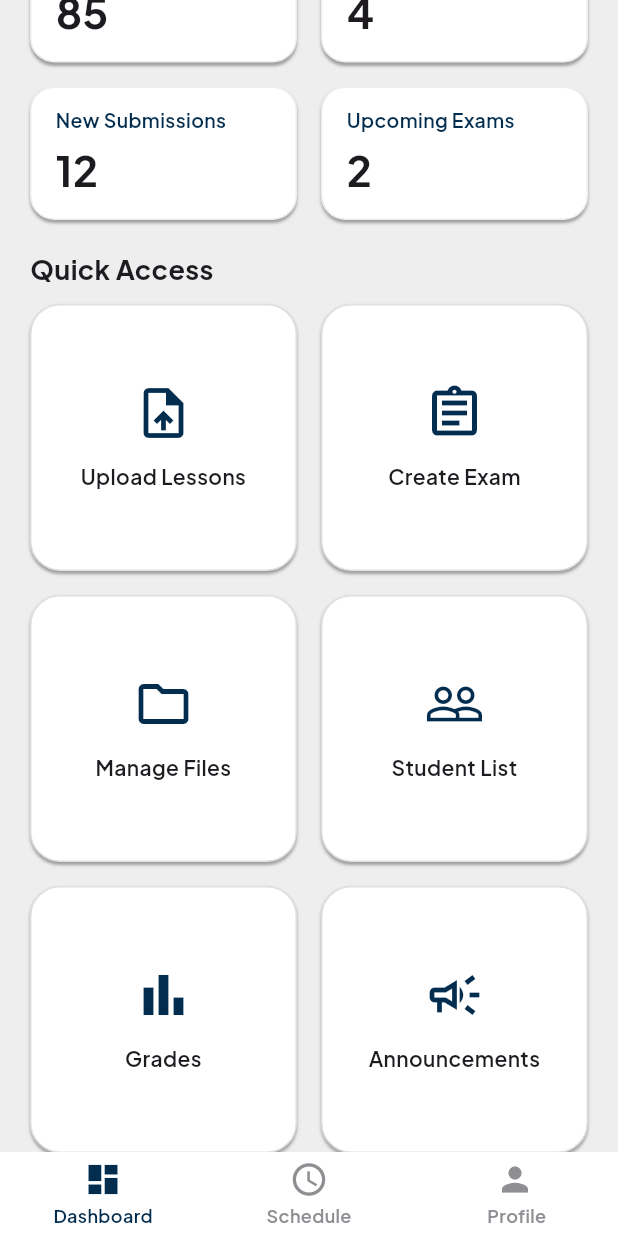
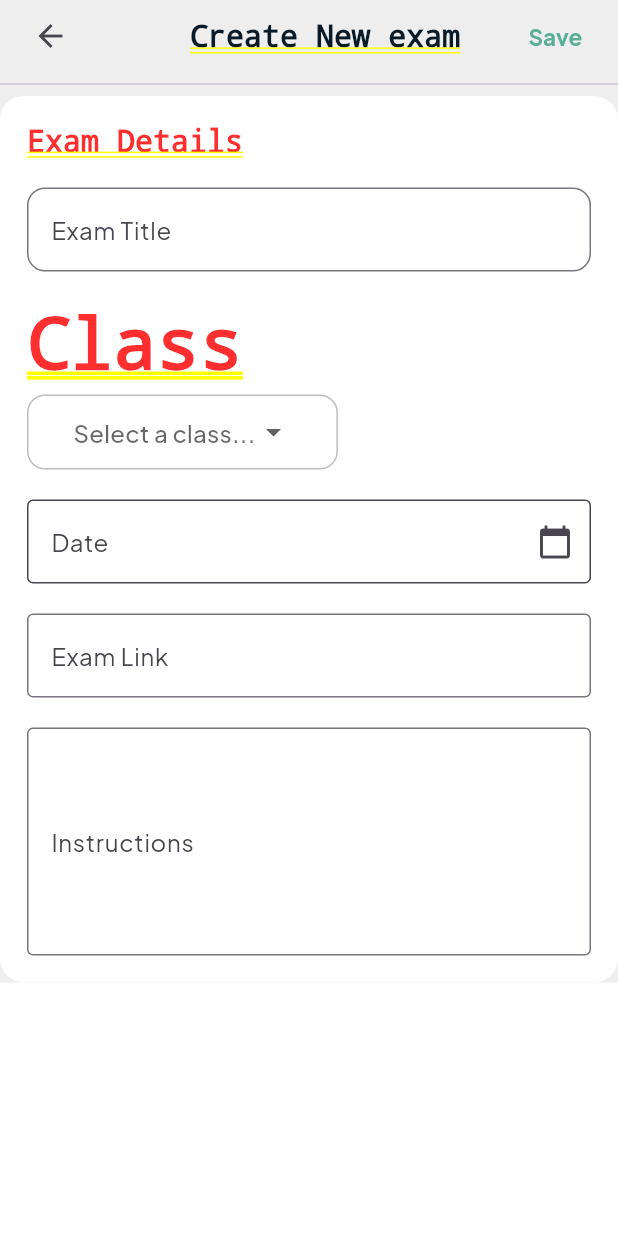
Before and after one commit to Ahmedmo1910/e-learning_dashboard, a Flutter app: the MainScreen screen opened by its route, scrolled down 171 dp, after a tap on "Create Exam", on a phone screen of 412 x 824 dp. Run offline on Flutter 3.47's test engine with Material 3 defaults, Android fonts, the phone set to English and light mode, and no system bars; drawn by our look-alikes of persistent_bottom_nav_bar_v2; our stand-ins replace dio, dots_indicator, flutter_bloc, flutter_svg, gap, get_it and 2 more; accounts and stored records are empty.

Commit message:
create exam screen

```diff
--- /dev/null
+++ b/lib/features/dashboard/presentation/views/create_exams_screen.dart
@@ -0,0 +1,142 @@
+import 'package:flutter/material.dart';
+import 'package:teachers_dashboard/core/utils/app_colors.dart';
+import 'package:teachers_dashboard/features/dashboard/presentation/views/widgets/app_bar_create_exam.dart';
+import 'package:teachers_dashboard/features/dashboard/presentation/views/widgets/class_field.dart';
+import 'package:teachers_dashboard/features/dashboard/presentation/views/widgets/exam_title_field.dart';
+import 'package:teachers_dashboard/features/dashboard/presentation/views/widgets/instructions_field.dart';
+import 'package:teachers_dashboard/features/dashboard/presentation/views/widgets/url_exam_field.dart';
+
+class CreateExamContent extends StatefulWidget {
+  const CreateExamContent({super.key});
+
+  @override
+  State<CreateExamContent> createState() => _CreateExamContentState();
+}
+
+class _CreateExamContentState extends State<CreateExamContent> {
+  // ignore: unused_field
+  final TextEditingController _titleController = TextEditingController();
+  final TextEditingController _durationController = TextEditingController();
+  final TextEditingController _instructionsController = TextEditingController();
+  // ignore: unused_field
+  String? _selectedClass;
+  DateTime? _selectedDate;
+
+  // ignore: unused_field
+  List<String> _classes = ['Class 1', 'Class 2', 'Class 3'];
+
+  Future<void> _pickDate() async {
+    DateTime? picked = await showDatePicker(
+      context: context,
+      initialDate: _selectedDate ?? DateTime.now(),
+      firstDate: DateTime(2000),
+      lastDate: DateTime(2100),
+      builder: (context, child) {
+        return Theme(
+          data: Theme.of(context).copyWith(
+            colorScheme: ColorScheme.light(
+              primary: AppColors.primaryColor, // لون الزر الرئيسي
+              onPrimary: Colors.white, // لون النص على الزر
+              onSurface: AppColors.greyColor, // لون النص في التقويم
+            ),
+          ),
+          child: child!,
+        );
+      },
+    );
+    if (picked != null) {
+      setState(() {
+        _selectedDate = picked;
+      });
+    }
+  }
+
+  @override
+  Widget build(BuildContext context) {
+    return SingleChildScrollView(
+      physics: BouncingScrollPhysics(),
+      child: Container(
+        color: Colors.grey[200],
+        child: SafeArea(
+          child: Column(
+            children: [
+              appBarInCreateExam(),
+
+              Divider(),
+
+              Container(
+                padding: const EdgeInsets.all(18),
+                decoration: BoxDecoration(
+                  color: Colors.white,
+                  borderRadius: BorderRadius.circular(16),
+                ),
+
+                child: Column(
+                  crossAxisAlignment: CrossAxisAlignment.start,
+                  children: [
+                    /// Title inside the content
+                    const Text(
+                      "Exam Details",
+                      style: TextStyle(
+                        fontSize: 20,
+                        fontWeight: FontWeight.bold,
+                      ),
+                    ),
+
+                    const SizedBox(height: 20),
+
+                    ExamTitleField(),
+
+                    const SizedBox(height: 20),
+
+                    const Text("Class"),
+
+                    const SizedBox(height: 6),
+
+                    class_field(),
+
+                    const SizedBox(height: 20),
+
+                    GestureDetector(
+                      onTap: _pickDate,
+                      child: AbsorbPointer(
+                        child: TextField(
+                          decoration: InputDecoration(
+                            labelText: 'Date',
+                            hintText: 'Select date',
+                            border: const OutlineInputBorder(),
+                            suffixIcon: const Icon(Icons.calendar_today),
+                            hintStyle: const TextStyle(
+                              color: AppColors.greyColor,
+                            ),
+                            filled: true,
+                            fillColor: Colors.white,
+                          ),
+                          controller: TextEditingController(
+                            text: _selectedDate != null
+                                ? '${_selectedDate!.month}/${_selectedDate!.day}/${_selectedDate!.year}'
+                                : '',
+                          ),
+                        ),
+                      ),
+                    ),
+
+                    const SizedBox(height: 20),
+
+                    Url_Exam_Field(durationController: _durationController),
+
+                    const SizedBox(height: 20),
+
+                    Instructions_field(
+                      instructionsController: _instructionsController,
+                    ),
+                  ],
+                ),
+              ),
+            ],
+          ),
+        ),
+      ),
+    );
+  }
+}
--- /dev/null
+++ b/lib/features/dashboard/presentation/views/widgets/app_bar_create_exam.dart
@@ -0,0 +1,44 @@
+import 'package:flutter/material.dart';
+import 'package:teachers_dashboard/core/utils/app_colors.dart';
+
+class appBarInCreateExam extends StatelessWidget {
+  const appBarInCreateExam({super.key});
+
+  @override
+  Widget build(BuildContext context) {
+    return Row(
+      mainAxisAlignment: MainAxisAlignment.spaceAround,
+      children: [
+        IconButton(
+          icon: const Icon(Icons.arrow_back),
+          onPressed: () {
+            Navigator.pop(context);
+          },
+        ),
+
+        const SizedBox(width: 30),
+
+        Text(
+          "Create New exam ",
+          style: TextStyle(
+            color: AppColors.darkPrimaryColor,
+            fontWeight: FontWeight.bold,
+            fontSize: 20,
+          ),
+        ),
+
+        TextButton(
+          onPressed: () {},
+          child: const Text(
+            'Save',
+            style: TextStyle(
+              color: AppColors.handleColor,
+              fontWeight: FontWeight.bold,
+              fontSize: 15,
+            ),
+          ),
+        ),
+      ],
+    );
+  }
+}
--- /dev/null
+++ b/lib/features/dashboard/presentation/views/widgets/class_field.dart
@@ -0,0 +1,29 @@
+import 'package:flutter/material.dart';
+
+// ignore: camel_case_types
+class class_field extends StatelessWidget {
+  const class_field({super.key});
+
+  @override
+  Widget build(BuildContext context) {
+    return Container(
+      padding: const EdgeInsets.symmetric(horizontal: 30),
+      decoration: BoxDecoration(
+        border: Border.all(color: Colors.grey.shade400),
+        borderRadius: BorderRadius.circular(12),
+      ),
+      child: DropdownButtonHideUnderline(
+        child: DropdownButton<String>(
+          hint: const Text("Select a class..."),
+          items: const [
+            DropdownMenuItem(value: "A", child: Text("Class A")),
+            DropdownMenuItem(value: "B", child: Text("Class B")),
+            DropdownMenuItem(value: "C", child: Text("Class C")),
+            DropdownMenuItem(value: "D", child: Text("Class D")),
+          ],
+          onChanged: (value) {},
+        ),
+      ),
+    );
+  }
+}
--- /dev/null
+++ b/lib/features/dashboard/presentation/views/widgets/exam_title_field.dart
@@ -0,0 +1,16 @@
+import 'package:flutter/material.dart';
+
+class ExamTitleField extends StatelessWidget {
+  const ExamTitleField({super.key});
+
+  @override
+  Widget build(BuildContext context) {
+    return TextField(
+      decoration: InputDecoration(
+        labelText: "Exam Title",
+        hintText: "e.g., Mid-Term Biology Exam",
+        border: OutlineInputBorder(borderRadius: BorderRadius.circular(12)),
+      ),
+    );
+  }
+}
--- /dev/null
+++ b/lib/features/dashboard/presentation/views/widgets/instructions_field.dart
@@ -0,0 +1,24 @@
+import 'package:flutter/material.dart';
+
+// ignore: camel_case_types
+class Instructions_field extends StatelessWidget {
+  const Instructions_field({
+    super.key,
+    required TextEditingController instructionsController,
+  }) : _instructionsController = instructionsController;
+
+  final TextEditingController _instructionsController;
+
+  @override
+  Widget build(BuildContext context) {
+    return TextField(
+      controller: _instructionsController,
+      maxLines: 5,
+      decoration: const InputDecoration(
+        labelText: 'Instructions',
+        hintText: 'Add instructions for your students...',
+        border: OutlineInputBorder(),
+      ),
+    );
+  }
+}
--- a/lib/features/dashboard/presentation/views/widgets/quick_access_card.dart
+++ b/lib/features/dashboard/presentation/views/widgets/quick_access_card.dart
@@ -4,14 +4,19 @@ import 'package:teachers_dashboard/core/utils/app_colors.dart';
 class QuickAccessCard extends StatelessWidget {
   final IconData icon;
   final String label;
+  final void Function()? onTap;
 
-  const QuickAccessCard({Key? key, required this.icon, required this.label})
-    : super(key: key);
+  const QuickAccessCard({
+    super.key,
+    required this.icon,
+    required this.label,
+    this.onTap,
+  });
 
   @override
   Widget build(BuildContext context) {
     return GestureDetector(
-      onTap: () {},
+      onTap: onTap,
       child: Container(
         decoration: BoxDecoration(
           boxShadow: [
--- a/lib/features/dashboard/presentation/views/widgets/quick_access_grid.dart
+++ b/lib/features/dashboard/presentation/views/widgets/quick_access_grid.dart
@@ -1,4 +1,5 @@
 import 'package:flutter/material.dart';
+import 'package:teachers_dashboard/features/dashboard/presentation/views/create_exams_screen.dart';
 import 'package:teachers_dashboard/features/dashboard/presentation/views/widgets/quick_access_card.dart';
 
 class QuickAccessGrid extends StatelessWidget {
@@ -18,19 +19,36 @@ class QuickAccessGrid extends StatelessWidget {
         childAspectRatio: 1.0,
         padding: EdgeInsets.zero,
 
-        children: const [
-          QuickAccessCard(
+        children: [
+          const QuickAccessCard(
             icon: Icons.upload_file_outlined,
             label: 'Upload Lessons',
           ),
           QuickAccessCard(
             icon: Icons.assignment_outlined,
             label: 'Create Exam',
+            onTap: () {
+              Navigator.push(
+                context,
+                MaterialPageRoute(
+                  builder: (context) => const CreateExamContent(),
+                ),
+              );
+            },
           ),
-          QuickAccessCard(icon: Icons.folder_outlined, label: 'Manage Files'),
-          QuickAccessCard(icon: Icons.people_outline, label: 'Student List'),
-          QuickAccessCard(icon: Icons.bar_chart_outlined, label: 'Grades'),
-          QuickAccessCard(
+          const QuickAccessCard(
+            icon: Icons.folder_outlined,
+            label: 'Manage Files',
+          ),
+          const QuickAccessCard(
+            icon: Icons.people_outline,
+            label: 'Student List',
+          ),
+          const QuickAccessCard(
+            icon: Icons.bar_chart_outlined,
+            label: 'Grades',
+          ),
+          const QuickAccessCard(
             icon: Icons.campaign_outlined,
             label: 'Announcements',
           ),
--- /dev/null
+++ b/lib/features/dashboard/presentation/views/widgets/url_exam_field.dart
@@ -0,0 +1,26 @@
+import 'package:flutter/material.dart';
+import 'package:teachers_dashboard/core/utils/app_colors.dart';
+
+// ignore: camel_case_types
+class Url_Exam_Field extends StatelessWidget {
+  const Url_Exam_Field({
+    super.key,
+    required TextEditingController durationController,
+  }) : _durationController = durationController;
+
+  final TextEditingController _durationController;
+
+  @override
+  Widget build(BuildContext context) {
+    return TextField(
+      controller: _durationController,
+      keyboardType: TextInputType.number,
+      decoration: const InputDecoration(
+        labelText: 'Exam Link',
+        hintText: 'https://examlink.com/',
+        hintStyle: TextStyle(color: AppColors.greyColor),
+        border: OutlineInputBorder(),
+      ),
+    );
+  }
+}
```
